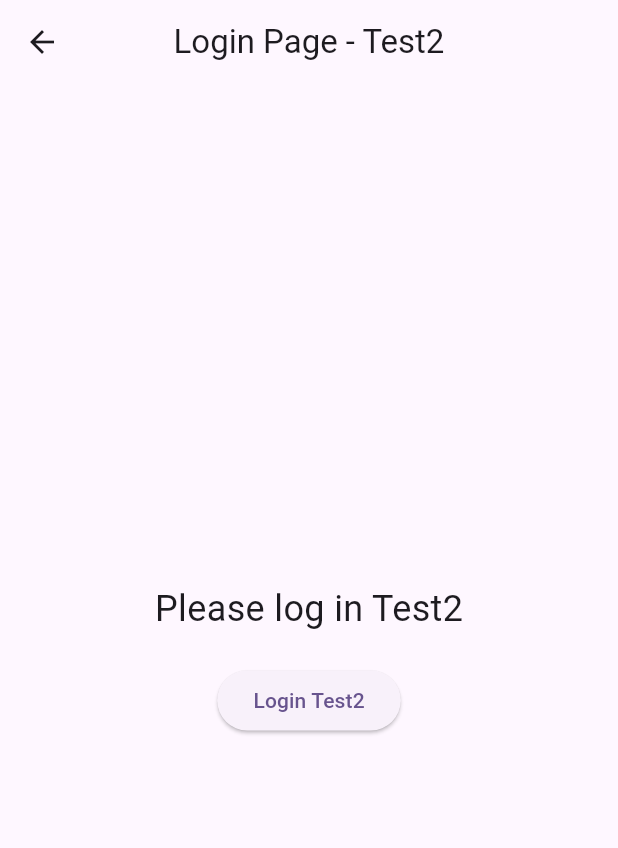
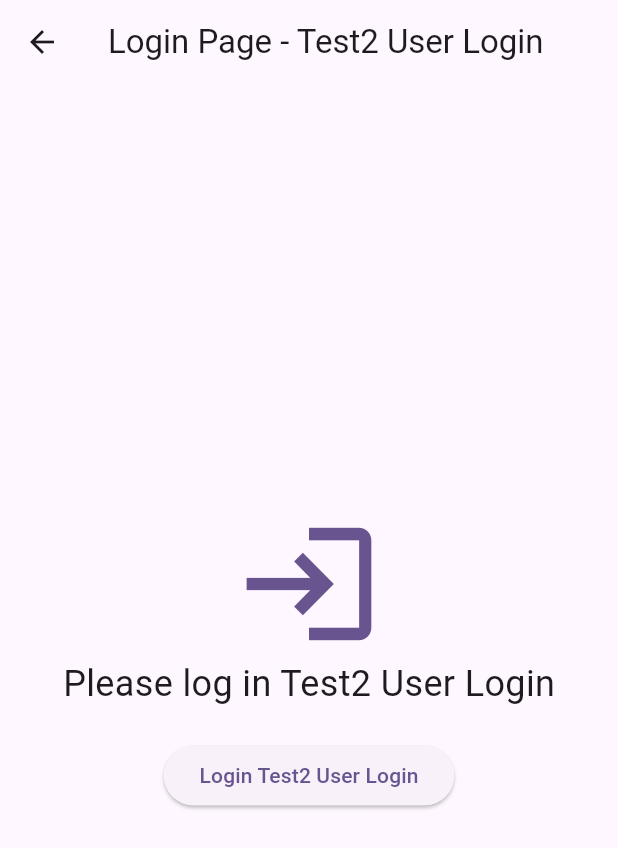
Before and after one commit to mohamed135790099/tricks, a Flutter app: the LoginPage screen opened directly, on a phone screen of 412 x 824 dp. Shown: the top 848 px of the screen. Run offline on Flutter 3.47's test engine with Material 3 defaults, Android fonts, the phone set to English and light mode, and no system bars; our stand-ins replace flutter_bloc.

Commit message:
last change in in page login

```diff
--- a/lib/login_page/dart/login_page.dart
+++ b/lib/login_page/dart/login_page.dart
@@ -13,7 +13,7 @@ class _LoginPageState extends State<LoginPage> {
     return Scaffold(
       appBar: AppBar(
         centerTitle:true,
-        title: const Text('Login Page - Test2'),
+        title: const Text('Login Page - Test2 User Login'),
         leading: IconButton(
           icon: const Icon(Icons.arrow_back),
           onPressed: () {
@@ -25,8 +25,12 @@ class _LoginPageState extends State<LoginPage> {
         child: Column(
           mainAxisAlignment: MainAxisAlignment.center,
           children: <Widget>[
+            Icon(Icons.login,
+              size: 100,
+              color: Theme.of(context).colorScheme.primary,
+            ),
             const Text(
-              'Please log in Test2',
+              'Please log in Test2 User Login',
               style: TextStyle(fontSize: 24),
             ),
             const SizedBox(height: 20),
@@ -34,7 +38,7 @@ class _LoginPageState extends State<LoginPage> {
               onPressed: () {
                 // Handle login logic here
               },
-              child: const Text('Login Test2'),
+              child: const Text('Login Test2 User Login'),
             ),
           ],
         ),
```
